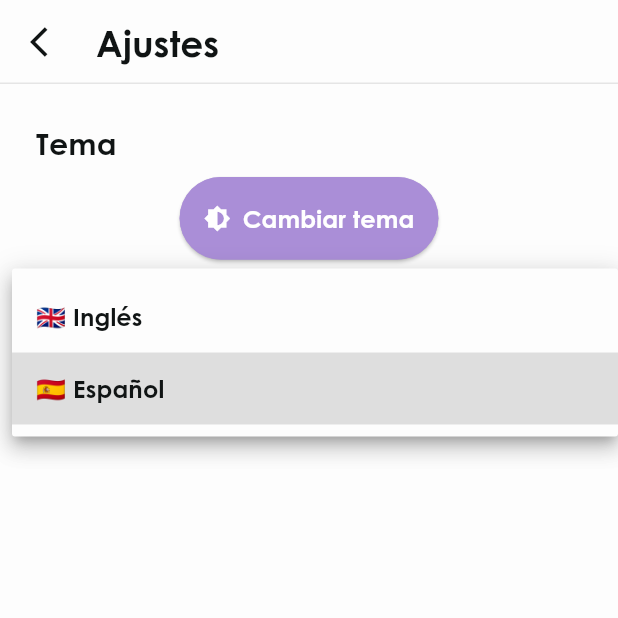
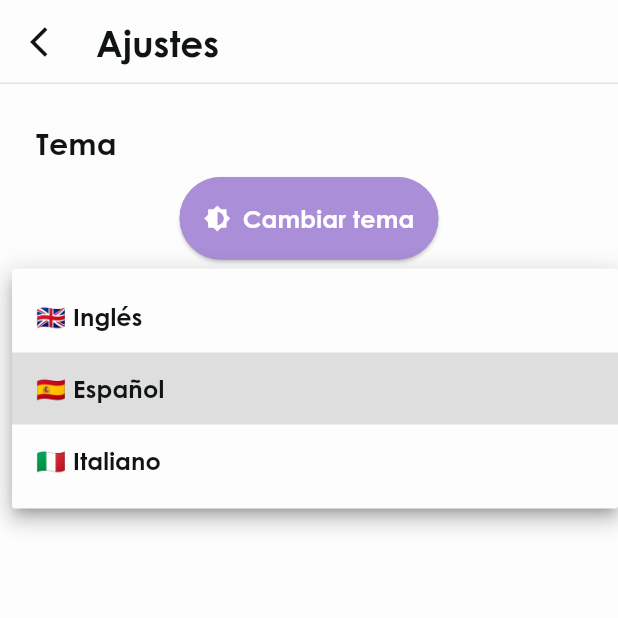
Before and after one commit to DavidGRueda/flutter_video_editor, a Flutter app: the SettingsPage screen opened by its route, after a tap on an icon or button, on a phone screen of 412 x 824 dp, the top half of it. Run offline on Flutter 3.47's test engine with Material 3 defaults, Android fonts, the phone set to English and light mode, and no system bars; our stand-ins replace audioplayers, file_picker, firebase_auth, firebase_core, firebase_database, firebase_storage and 7 more; missing offline and left inert: appinio_social_share, ffmpeg_kit_flutter_full, flex_color_picker, video_thumbnail; accounts and stored records are empty; network calls fail.

Commit message:
#26 Feat: add italian language

```diff
--- a/lib/pages/settings/settings_page.dart
+++ b/lib/pages/settings/settings_page.dart
@@ -56,6 +56,10 @@ class SettingsPage extends StatelessWidget {
                     value: 'es',
                     child:
                         Text('🇪🇸 ${translations.settingsSpanish.tr}', style: Theme.of(context).textTheme.titleSmall)),
+                DropdownMenuItem(
+                    value: 'it',
+                    child:
+                        Text('🇮🇹 ${translations.settingsItalian.tr}', style: Theme.of(context).textTheme.titleSmall)),
               ],
               onChanged: (String? value) {
                 if (value != null) {
--- a/lib/shared/translations/languages/en.dart
+++ b/lib/shared/translations/languages/en.dart
@@ -137,6 +137,7 @@ class En {
         translation.settingsPageThemeButton: 'Toggle theme',
         translation.settingsEnglish: 'English',
         translation.settingsSpanish: 'Spanish',
+        translation.settingsItalian: 'Italian',
 
         // Controller keys
         // -- Editor
--- a/lib/shared/translations/languages/es.dart
+++ b/lib/shared/translations/languages/es.dart
@@ -139,6 +139,7 @@ class Es {
         translation.settingsPageThemeButton: 'Cambiar tema',
         translation.settingsEnglish: 'Inglés',
         translation.settingsSpanish: 'Español',
+        translation.settingsItalian: 'Italiano',
 
         // Controller keys
         // -- Editor
--- /dev/null
+++ b/lib/shared/translations/languages/it.dart
@@ -0,0 +1,171 @@
+import '../translation_keys.dart' as translation;
+
+class It {
+  Map<String, String> get messages => {
+        translation.projectLastEdited: 'Ultima modifica: ',
+        translation.deleteDialogTitle: 'Eliminare il progetto?',
+        translation.deleteDialogMessage:
+            'Questa azione non può essere annullata. Sei sicuro di voler eliminare il progetto?',
+        translation.deleteDialogCancel: 'Annulla',
+        translation.deleteDialogDelete: 'Elimina',
+        translation.editDialogTitle: 'Modifica progetto',
+        translation.editDialogLabelText: 'Nome del progetto',
+        translation.editDialogCancel: 'Annulla',
+        translation.editDialogSave: 'Salva',
+
+        translation.homePageTitle: 'I miei progetti',
+        translation.homePageTabTitle: 'Progetti recenti',
+        translation.homePageTitleNoProjects: 'Crea nuovi progetti!',
+        translation.homePageSubtitleNoProjects: 'Puoi creare nuovi progetti cliccando sul pulsante "+" qui sotto.',
+        translation.homePageLoadingProjects: 'Caricamento progetti...',
+        translation.homePageLogInButton: 'Accedi',
+        translation.homePageLogoutSubtitle: 'Hai effettuato l\'accesso come',
+        translation.homepageLogoutSnackbarTitle: 'Disconnessione',
+        translation.homepageLogoutSnackbarMessage: 'Hai effettuato la disconnessione dal tuo account Google',
+        translation.homePageLogoutButtonText: 'Disconnettiti',
+
+        // New project page keys
+        translation.newProjectFooterCancel: 'Annulla',
+        translation.newProjectFooterStartEditing: 'Inizia modifica',
+        translation.newProjectSnackbarTitle: 'Creazione progetto...',
+        translation.newProjectSnackbarMessage: 'Il tuo progetto è in fase di creazione',
+
+        translation.newProjectTitle: 'Nuovo progetto',
+        translation.newProjectNotLoggedWarning:
+            'I progetti non verranno salvati se non hai effettuato l\'accesso con Google',
+        translation.newProjectNameLabel: 'Nome del progetto',
+        translation.newProjectMediaTitle: 'Media:',
+        translation.newProjectNoMediaSubtitle: 'Seleziona media dalla fotocamera o dalla galleria',
+        translation.newProjectPhotoDurationTitle: 'Durata della foto:',
+        translation.newProjectMediaTypeTitle: 'Tipo di media',
+        translation.newProjectMediaTypeImage: 'Immagine',
+        translation.newProjectMediaTypeVideo: 'Video',
+        translation.newProjectPickMediaCamera: 'Scegli media dalla fotocamera',
+        translation.newProjectPickMediaGallery: 'Scegli media dalla galleria',
+        translation.newProjectChangeMedia: 'Cambia media:',
+
+        // Editor page keys
+        translation.addTextDialogTitle: 'Aggiungi nuovo testo',
+        translation.addTextDialogMessage: 'Il testo verrà aggiunto nella posizione attuale del video',
+        translation.addTextDialogLabel: 'Testo da aggiungere',
+        translation.addTextDialogDuration: 'Durata del testo',
+        translation.addTextDialogCancel: 'Annulla',
+        translation.addTextDialogSave: 'Salva',
+        translation.editTextDialogTitle: 'Modifica testo',
+        translation.editTextDialogLabel: 'Testo modificato',
+        translation.fontColorDialogTitle: 'Colore del carattere',
+        translation.backgroundColorDialogTitle: 'Colore di sfondo',
+        translation.backgroundColorDialogClear: 'Nessuno',
+        translation.fontSizeDialogTitle: 'Imposta dimensione carattere',
+        translation.fontSizeDialogSubtitle: 'Dimensione carattere',
+        translation.selectTextDialogTitle: 'Seleziona il testo da modificare',
+        translation.setStartDialogTitle: 'Regola durata',
+        translation.setStartDialogSubtitle:
+            'La durata del testo supera la lunghezza del video. Vuoi regolarne la durata?',
+        translation.setStartDialogCancel: 'Annulla',
+        translation.setStartDialogAdjust: 'Regola',
+        translation.setTextDurationTitle: 'Imposta durata del testo',
+        translation.setTextPositionTitle: 'Imposta posizione del testo',
+        translation.setTrackVolumeTitle: 'Imposta volume traccia',
+        translation.setTrackVolumeMasterLabel: 'Volume\nprincipale',
+        translation.setTrackVolumeAudioLabel: 'Volume\naudio',
+        translation.audioTimelineAddAudio: 'Aggiungi audio!',
+        translation.textTimelineAddText: 'Aggiungi testo!',
+        translation.audioStartSheetTitle: 'Inizio audio',
+        translation.exportSheetFPSTitle: 'FPS',
+        translation.exportSheetFPSSubtitle: 'Fotogrammi al secondo',
+        translation.exportSheetBitrateTitle: 'Bitrate',
+        translation.exportSheetBitrateSubtitle: 'Qualità video',
+        translation.exportSheetButtonText: 'Esporta',
+
+        // -- Editor options
+        translation.baseVideoTrimTitle: 'Taglia',
+        translation.baseVideoAudioTitle: 'Audio',
+        translation.baseVideoTextTitle: 'Testo',
+        translation.baseVideoCropTitle: 'Taglia',
+        translation.trimOptionsTrimStart: 'Inizio\ntaglio',
+        translation.trimOptionsTrimEnd: 'Fine\ntaglio',
+        translation.trimOptionsJumpBack: 'Indietro',
+        translation.trimOptionsJumpForward: 'Avanti',
+        translation.audioOptionsAddAudio: 'Aggiungi\naudio',
+        translation.audioOptionsChangeAudio: 'Cambia\naudio',
+        translation.audioOptionsRemoveAudio: 'Rimuovi\naudio',
+        translation.audioOptionsTrackVolume: 'Volume\ndella traccia',
+        translation.audioOptionsAudioStart: 'Inizio\naudio',
+        translation.audioOptionsAudioStartErrorTitle: 'Impossibile impostare l\'inizio dell\'audio',
+        translation.audioOptionsAudioStartErrorSubtitleNoAudio: 'Nessun audio è stato aggiunto al video',
+        translation.audioOptionsAudioStartErrorSubtitleSmallerDuration:
+            'La durata dell\'audio è inferiore alla durata del video',
+        translation.textOptionsAddText: 'Aggiungi\ntesto',
+        translation.textOptionsNoSelectedTextErrorTitle: 'Nessun testo selezionato',
+        translation.textOptionsEditText: 'Modifica\ntesto',
+        translation.textOptionsEditTextError: 'Seleziona un testo per modificare il suo contenuto.',
+        translation.textOptionsFontSize: 'Dimensione\ncarattere',
+        translation.textOptionsFontSizeError: 'Seleziona un testo per cambiare la dimensione del carattere.',
+        translation.textOptionsFontColor: 'Colore\ncarattere',
+        translation.textOptionsFontColorError: 'Seleziona un testo per cambiare il colore del carattere.',
+        translation.textOptionsBackgroundColor: 'Colore\ndi sfondo',
+        translation.textOptionsBackgroundColorError: 'Seleziona un testo per cambiare il colore di sfondo.',
+        translation.textOptionsTextPosition: 'Posizione\ndel testo',
+        translation.textOptionsTextPositionError: 'Seleziona un testo per cambiare la posizione.',
+        translation.textOptionsTextDuration: 'Durata\ndel testo',
+        translation.textOptionsTextDurationError: 'Seleziona un testo per impostare la durata.',
+        translation.textOptionsTextStart: 'Inizio\ntesto',
+        translation.textOptionsTextStartTooCloseTitleError: 'Testo troppo vicino alla fine',
+        translation.textOptionsTextStartTooCloseSubtitleError:
+            'Impossibile impostare l\'inizio del testo a 100 ms o meno dalla fine del video.',
+        translation.textOptionsTextStartError: 'Seleziona un testo per impostare l\'inizio.',
+        translation.textOptionsDeleteText: 'Elimina\ntesto',
+        translation.cropOptionsFreeForm: 'Forma\nlibera',
+        translation.cropOptionsCrop: 'Proporzione',
+        translation.cropOptionsReset: 'Ripristina\ntaglio',
+
+        // Export page keys
+        translation.exportPageLoadingTitle: 'Esportazione del video',
+        translation.exportPageLoadingSubtitle:
+            'Non chiudere l\'applicazione finché il video non sarà completamente esportato',
+        translation.exportPageSuccessTitle: 'Il video è stato esportato correttamente',
+        translation.exportPageShareMessage: 'Condividi il video su',
+        translation.exportPageGoHome: 'Torna ai miei progetti',
+        translation.exportPageOtherOptions: 'Altri',
+        translation.exportPageErrorTitle: 'Ops!\nQualcosa è andato storto!',
+        translation.exportPageErrorSubtitle: 'Si è verificato un errore durante l\'esportazione del video. Riprova.',
+        translation.exportPageErrorLogsTitle: 'Log degli errori',
+        translation.exportPageErrorCommandTitle: 'Comando eseguito',
+
+        // Settings page keys
+        translation.settingsPageTitle: 'Impostazioni',
+        translation.settingsPageLanguageTitle: 'Seleziona lingua',
+        translation.settingsPageThemeTitle: 'Tema',
+        translation.settingsPageThemeButton: 'Cambia tema',
+        translation.settingsEnglish: 'Inglese',
+        translation.settingsSpanish: 'Spagnolo',
+        translation.settingsItalian: 'Italiano',
+
+        // Controller keys
+        // -- Editor
+        translation.deniedOperationErrorTitle: 'Operazione negata',
+        translation.setTrimStartErrorMessage: 'Impossibile impostare l\'inizio del taglio dopo la fine del taglio',
+        translation.setTrimEndErrorMessage: 'Impossibile impostare la fine del taglio prima dell\'inizio del taglio',
+        translation.noAudioToRemoveErrorMessage: 'Nessun audio da rimuovere',
+        translation.cannotDeleteTextErrorTitle: 'Impossibile eliminare il testo',
+        translation.cannotDeleteTextErrorMessage: 'Nessun testo è stato selezionato. Seleziona un testo da eliminare.',
+
+        // -- Export
+        translation.shareYourVideoMessage: 'Condividi il tuo video!',
+
+        // -- New project
+        translation.errorAddingProjectTitle: 'Errore durante l\'aggiunta del progetto',
+        translation.errorAddingProjectMessage: 'Si è verificato un errore durante l\'aggiunta del progetto. Riprova.',
+
+        // -- Projects
+        translation.projectCreatedSuccessTitle: 'Progetto creato!',
+        translation.projectCreatedLocalSuccessMessage: 'Il tuo progetto è stato creato correttamente',
+        translation.projectCreatedAndSavedToCloudSuccessMessage:
+            'Il tuo progetto è stato creato e salvato nel cloud con successo',
+        translation.projectSavedToCloudSuccessTitle: 'Progetto salvato!',
+        translation.projectSavedToCloudSuccessMessage: 'Il tuo progetto è stato salvato nel cloud con successo',
+        translation.projectSignInToSaveTitle: 'Effettua l\'accesso per salvare il tuo progetto',
+        translation.projectSignInToSaveMessage: 'Devi effettuare l\'accesso per salvare il tuo progetto nel cloud',
+      };
+}
--- a/lib/shared/translations/messages.dart
+++ b/lib/shared/translations/messages.dart
@@ -1,5 +1,6 @@
 import 'package:flutter_video_editor/shared/translations/languages/en.dart';
 import 'package:flutter_video_editor/shared/translations/languages/es.dart';
+import 'package:flutter_video_editor/shared/translations/languages/it.dart';
 import 'package:get/get.dart';
 
 class Messages extends Translations {
@@ -7,5 +8,6 @@ class Messages extends Translations {
   Map<String, Map<String, String>> get keys => {
         'en_US': En().messages,
         'es_ES': Es().messages,
+        'it_IT': It().messages,
       };
 }
--- a/lib/shared/translations/translation_keys.dart
+++ b/lib/shared/translations/translation_keys.dart
@@ -131,6 +131,7 @@ const settingsPageThemeTitle = 'settingsPageThemeTitle';
 const settingsPageThemeButton = 'settingsPageThemeButton';
 const settingsEnglish = 'settingsEnglish';
 const settingsSpanish = 'settingsSpanish';
+const settingsItalian = 'settingsItalian';
 
 // Controller keys
 // -- Editor
```
